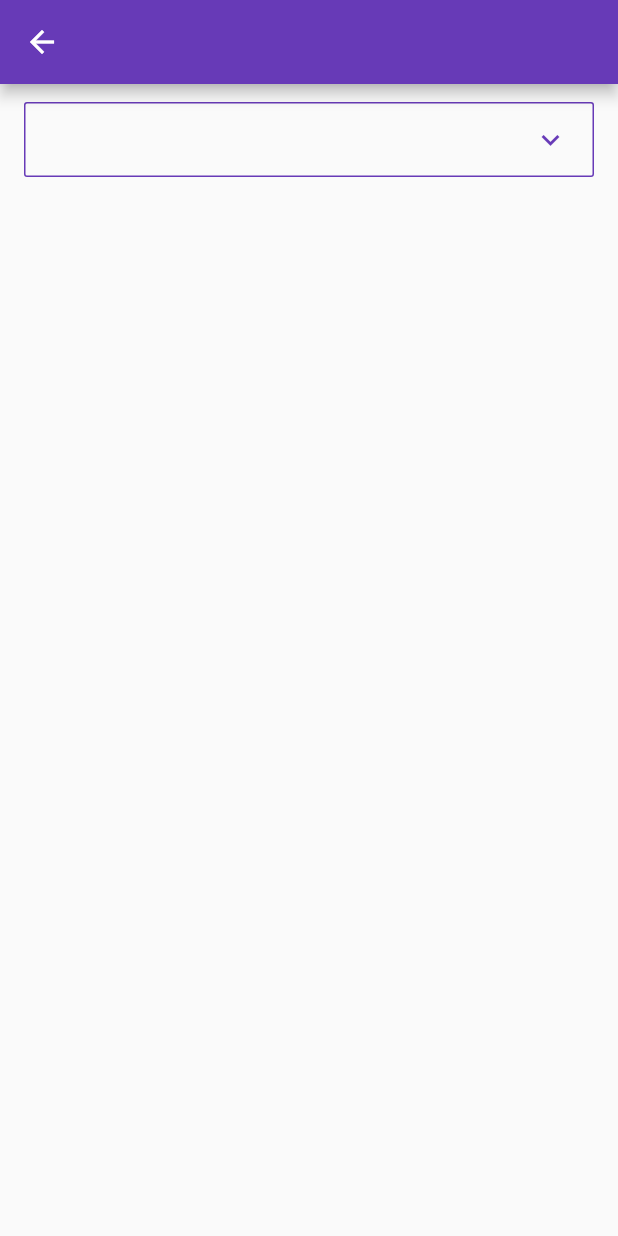
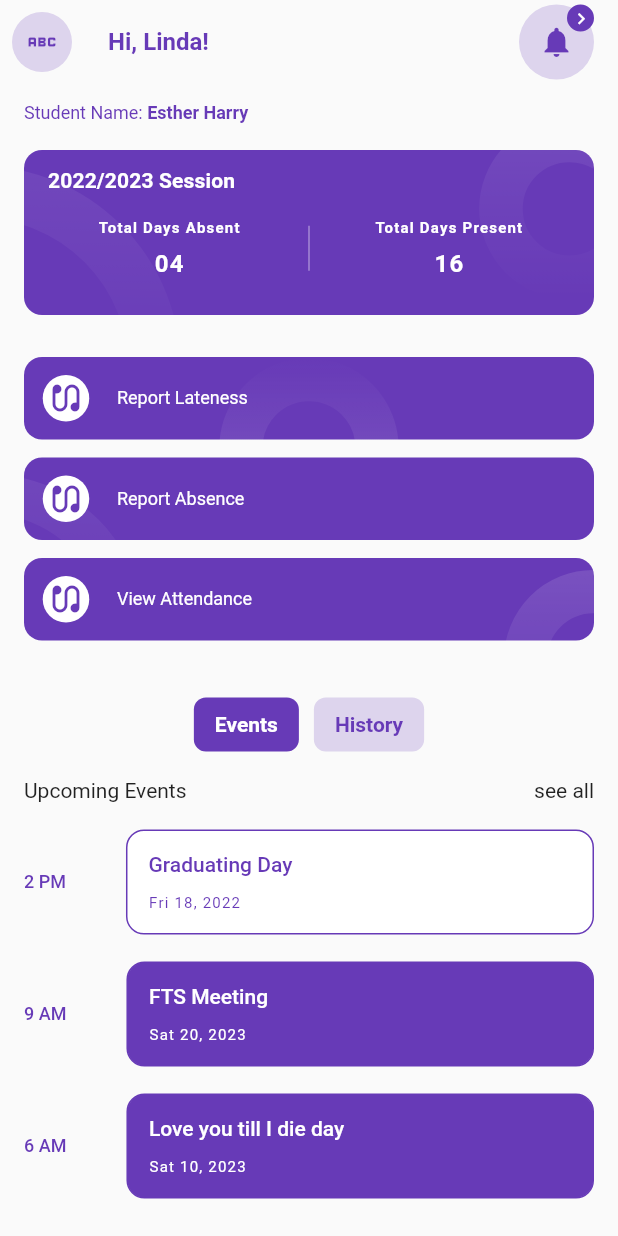
Before and after one commit to CoderNamedHendrick/ui_example, a Flutter app: the screen it shows after launch, after a tap on "Attendance", on a phone screen of 412 x 824 dp. Run offline on Flutter 3.47's test engine with Material 2 defaults, Android fonts, the phone set to English and light mode, and no system bars; our stand-ins replace flutter_svg.

Commit message:
added more screens

```diff
--- a/lib/constants.dart
+++ b/lib/constants.dart
@@ -4,7 +4,8 @@ enum DimConstants {
   mediumHorizontalGutter(14),
   largeHorizontalGutter(20),
   verticalMargin(12),
-  largeVerticalGutter(18);
+  largeVerticalGutter(18),
+  borderRadius(12);
 
   const DimConstants(this.dim);
 
--- /dev/null
+++ b/lib/views/attendance.dart
@@ -0,0 +1,279 @@
+import 'package:flutter/material.dart';
+import 'package:flutter_svg/flutter_svg.dart';
+import 'package:practice/assetx.dart';
+import 'package:practice/constants.dart';
+import 'package:practice/views/form_page.dart';
+import 'package:practice/widgets/notification_icon.dart';
+import 'package:practice/widgets/widgets.dart';
+
+class Attendance extends StatefulWidget {
+  const Attendance({Key? key}) : super(key: key);
+
+  @override
+  State<Attendance> createState() => _AttendanceState();
+}
+
+class _AttendanceState extends State<Attendance> {
+  int index = 0;
+
+  @override
+  Widget build(BuildContext context) {
+    return Scaffold(
+      appBar: AppBar(
+        backgroundColor: Theme.of(context).scaffoldBackgroundColor,
+        elevation: 0,
+        scrolledUnderElevation: 0,
+        leading: Align(
+          child: CircleAvatar(
+            backgroundColor:
+                Theme.of(context).colorScheme.primary.withOpacity(0.2),
+            child:
+                Icon(Icons.abc, color: Theme.of(context).colorScheme.primary),
+          ),
+        ),
+        title: Text(
+          'Hi, Linda!',
+          style: Theme.of(context).textTheme.titleMedium?.copyWith(
+                fontWeight: FontWeight.w700,
+                color: Theme.of(context).colorScheme.primary,
+              ),
+        ),
+        actions: [
+          const Align(child: NotificationIcon.inverse()),
+          SizedBox(width: DimConstants.horizontalMargin.dim),
+        ],
+      ),
+      body: Padding(
+        padding: EdgeInsets.symmetric(
+          horizontal: DimConstants.horizontalMargin.dim,
+          vertical: DimConstants.verticalMargin.dim,
+        ),
+        child: Column(
+          crossAxisAlignment: CrossAxisAlignment.stretch,
+          children: [
+            RichText(
+              text: TextSpan(
+                text: 'Student Name: ',
+                style: Theme.of(context)
+                    .textTheme
+                    .labelMedium
+                    ?.copyWith(color: Theme.of(context).colorScheme.primary),
+                children: [
+                  TextSpan(
+                    text: 'Esther Harry',
+                    style: Theme.of(context).textTheme.labelMedium?.copyWith(
+                          fontWeight: FontWeight.w600,
+                          color: Theme.of(context).colorScheme.primary,
+                        ),
+                  )
+                ],
+              ),
+            ),
+            SizedBox(height: DimConstants.largeVerticalGutter.dim),
+            Expanded(
+              child: SingleChildScrollView(
+                child: Padding(
+                  padding: EdgeInsets.only(
+                    bottom: MediaQuery.of(context).viewPadding.bottom,
+                  ),
+                  child: Column(
+                    children: [
+                      const _SessionCard(),
+                      SizedBox(
+                          height: DimConstants.largeVerticalGutter.dim + 10),
+                      TitleTile.variant1(
+                        title: 'Report Lateness',
+                        leading: CircleAvatar(
+                          backgroundColor: Colors.white,
+                          child: Icon(
+                            Icons.earbuds,
+                            color: Theme.of(context).colorScheme.primary,
+                          ),
+                        ),
+                        onPressed: () => Navigator.of(context).push(
+                          MaterialPageRoute(builder: (_) => const FormPage()),
+                        ),
+                      ),
+                      SizedBox(height: DimConstants.verticalMargin.dim),
+                      TitleTile.variant2(
+                        title: 'Report Absence',
+                        leading: CircleAvatar(
+                          backgroundColor: Colors.white,
+                          child: Icon(
+                            Icons.earbuds,
+                            color: Theme.of(context).colorScheme.primary,
+                          ),
+                        ),
+                      ),
+                      SizedBox(height: DimConstants.verticalMargin.dim),
+                      TitleTile.variant3(
+                        title: 'View Attendance',
+                        leading: CircleAvatar(
+                          backgroundColor: Colors.white,
+                          child: Icon(
+                            Icons.earbuds,
+                            color: Theme.of(context).colorScheme.primary,
+                          ),
+                        ),
+                      ),
+                      SizedBox(
+                          height: DimConstants.largeVerticalGutter.dim + 20),
+                      Row(
+                        mainAxisAlignment: MainAxisAlignment.center,
+                        children: [
+                          Option(
+                            label: 'Events',
+                            value: 0,
+                            groupValue: index,
+                            onChanged: (value) => setState(() => index = value),
+                          ),
+                          const SizedBox(width: 10),
+                          Option(
+                            label: 'History',
+                            value: 1,
+                            groupValue: index,
+                            onChanged: (value) => setState(() => index = value),
+                          ),
+                        ],
+                      ),
+                      SizedBox(height: DimConstants.largeVerticalGutter.dim),
+                      Row(
+                        mainAxisAlignment: MainAxisAlignment.spaceBetween,
+                        children: const [
+                          Text('Upcoming Events'),
+                          Text('see all'),
+                        ],
+                      ),
+                      SizedBox(height: DimConstants.largeVerticalGutter.dim),
+                      EventTile.outlined(
+                        eventTime: DateTime(2022, 3, 18, 14),
+                        eventTitle: 'Graduating Day',
+                      ),
+                      SizedBox(height: DimConstants.largeVerticalGutter.dim),
+                      EventTile(
+                        eventTime: DateTime(2023, 5, 20, 9, 8),
+                        eventTitle: 'FTS Meeting',
+                      ),
+                      SizedBox(height: DimConstants.largeVerticalGutter.dim),
+                      EventTile(
+                        eventTime: DateTime(2023, 6, 10, 6, 50),
+                        eventTitle: 'Love you till I die day',
+                      ),
+                      SizedBox(height: DimConstants.largeVerticalGutter.dim),
+                      EventTile.outlined(
+                        eventTime: DateTime(2025, 1, 10, 6),
+                        eventTitle: 'Another Anniversary sweetheart',
+                      ),
+                    ],
+                  ),
+                ),
+              ),
+            ),
+          ],
+        ),
+      ),
+    );
+  }
+}
+
+class _SessionCard extends StatelessWidget {
+  const _SessionCard({Key? key}) : super(key: key);
+
+  @override
+  Widget build(BuildContext context) {
+    return Container(
+      decoration: ShapeDecoration(
+        color: Theme.of(context).colorScheme.primary,
+        shape: RoundedRectangleBorder(
+          borderRadius:
+              BorderRadius.all(Radius.circular(DimConstants.borderRadius.dim)),
+        ),
+      ),
+      height: 110,
+      child: Stack(
+        children: [
+          Align(
+            alignment: Alignment.bottomLeft,
+            child: SvgPicture.asset('session_ellipse_1'.svg, height: 100),
+          ),
+          Align(
+            alignment: Alignment.topRight,
+            child: SvgPicture.asset(
+              'session_ellipse_2'.svg,
+              height: 100,
+            ),
+          ),
+          Positioned.fill(
+            child: Padding(
+              padding: const EdgeInsets.symmetric(horizontal: 16, vertical: 12),
+              child: Column(
+                mainAxisSize: MainAxisSize.min,
+                crossAxisAlignment: CrossAxisAlignment.stretch,
+                children: [
+                  Text(
+                    '2022/2023 Session',
+                    style: Theme.of(context).textTheme.titleSmall?.copyWith(
+                          fontWeight: FontWeight.w600,
+                          color: Colors.white,
+                        ),
+                  ),
+                  SizedBox(height: DimConstants.largeVerticalGutter.dim),
+                  Row(
+                    children: [
+                      const Expanded(
+                          child: _Info(title: 'Total Days Absent', info: '04')),
+                      Align(
+                        alignment: Alignment.bottomCenter,
+                        child: Container(
+                          height: 30,
+                          width: 1,
+                          margin: const EdgeInsets.symmetric(horizontal: 12),
+                          color: Colors.white.withOpacity(0.4),
+                        ),
+                      ),
+                      const Expanded(
+                          child:
+                              _Info(title: 'Total Days Present', info: '16')),
+                    ],
+                  ),
+                ],
+              ),
+            ),
+          ),
+        ],
+      ),
+    );
+  }
+}
+
+class _Info extends StatelessWidget {
+  const _Info({Key? key, required this.title, required this.info})
+      : super(key: key);
+  final String title;
+  final String info;
+
+  @override
+  Widget build(BuildContext context) {
+    return Column(
+      children: [
+        Text(
+          title,
+          style: Theme.of(context).textTheme.labelSmall?.copyWith(
+                fontWeight: FontWeight.w600,
+                color: Colors.white,
+                letterSpacing: 0.8,
+              ),
+        ),
+        const SizedBox(height: 8),
+        Text(
+          info,
+          style: Theme.of(context).textTheme.titleMedium?.copyWith(
+                fontWeight: FontWeight.w700,
+                color: Colors.white,
+                letterSpacing: 0.8,
+              ),
+        ),
+      ],
+    );
+  }
+}
--- a/lib/views/home.dart
+++ b/lib/views/home.dart
@@ -3,7 +3,9 @@ import 'package:flutter/services.dart';
 import 'package:flutter_svg/flutter_svg.dart';
 import 'package:practice/assetx.dart';
 import 'package:practice/constants.dart';
+import 'package:practice/views/attendance.dart';
 import 'package:practice/views/form_page.dart';
+import 'package:practice/widgets/notification_icon.dart';
 
 import '../widgets/widgets.dart';
 
@@ -40,7 +42,7 @@ class Home extends StatelessWidget {
                         leading: const Icon(Icons.checklist_sharp),
                         onTap: () {
                           Navigator.of(context).push(MaterialPageRoute(
-                              builder: (_) => const FormPage()));
+                              builder: (_) => const Attendance()));
                         },
                       ),
                       SizedBox(
@@ -122,50 +124,7 @@ class _PageHeader extends StatelessWidget {
               ),
             ],
           ),
-          SizedBox(
-            height: 50,
-            width: 50,
-            child: Stack(
-              fit: StackFit.expand,
-              children: [
-                Positioned.fill(
-                  child: Container(
-                    decoration: const ShapeDecoration(
-                      shape: CircleBorder(),
-                      color: Colors.white,
-                    ),
-                    alignment: Alignment.center,
-                    child: Icon(
-                      Icons.notifications,
-                      color: Theme.of(context).colorScheme.primary,
-                    ),
-                  ),
-                ),
-                Positioned(
-                  right: 0,
-                  top: 0,
-                  child: Container(
-                    height: 18,
-                    width: 18,
-                    decoration: ShapeDecoration(
-                      color: Colors.white,
-                      shape: CircleBorder(
-                        side: BorderSide(
-                            width: 2,
-                            color: Theme.of(context).colorScheme.primary),
-                      ),
-                    ),
-                    alignment: Alignment.center,
-                    child: Icon(
-                      Icons.keyboard_arrow_right_outlined,
-                      size: 15,
-                      color: Theme.of(context).colorScheme.primary,
-                    ),
-                  ),
-                )
-              ],
-            ),
-          ),
+          const NotificationIcon(),
         ],
       ),
     );
--- a/lib/widgets/dropdown.dart
+++ b/lib/widgets/dropdown.dart
@@ -196,14 +196,12 @@ class _CustomDropdownState extends State<CustomDropdown>
                                 topOffset -
                                 15,
                           ),
-                          child: ListView.separated(
+                          child: ListView.builder(
                             padding: const EdgeInsets.symmetric(
                                 vertical: 12, horizontal: 12),
                             shrinkWrap: true,
                             physics: const BouncingScrollPhysics(),
                             itemCount: widget.items.length,
-                            separatorBuilder: (_, __) =>
-                                const SizedBox(height: 10),
                             itemBuilder: (context, index) => InkWell(
                               onTap: () {
                                 dropdownValueNotifier.value =
@@ -211,6 +209,9 @@ class _CustomDropdownState extends State<CustomDropdown>
                                 widget.onChanged?.call(widget.items[index]);
                                 _toggleDropdown();
                               },
+                              child: Padding(
+                                padding:
+                                    const EdgeInsets.symmetric(vertical: 10),
                                 child: Row(
                                   children: [
                                     const _SelectorCircle(),
@@ -227,6 +228,7 @@ class _CustomDropdownState extends State<CustomDropdown>
                                       ),
                                     ),
                                   ],
+                                ),
                               ),
                             ),
                           ),
--- /dev/null
+++ b/lib/widgets/event_tile.dart
@@ -0,0 +1,81 @@
+import 'package:flutter/material.dart';
+import 'package:intl/intl.dart';
+import 'package:practice/constants.dart';
+
+class EventTile extends StatelessWidget {
+  const EventTile(
+      {Key? key,
+      required this.eventTime,
+      required this.eventTitle,
+      this.isOutline = false})
+      : super(key: key);
+  final DateTime eventTime;
+  final String eventTitle;
+  final bool isOutline;
+
+  const EventTile.outlined(
+      {Key? key, required String eventTitle, required DateTime eventTime})
+      : this(
+            key: key,
+            eventTime: eventTime,
+            eventTitle: eventTitle,
+            isOutline: true);
+
+  @override
+  Widget build(BuildContext context) {
+    return Row(
+      crossAxisAlignment: CrossAxisAlignment.center,
+      children: [
+        Text(
+          _timeOfDay.format(eventTime),
+          style: Theme.of(context).textTheme.labelMedium?.copyWith(
+                color: Theme.of(context).colorScheme.primary,
+                fontWeight: FontWeight.w500,
+              ),
+        ),
+        const SizedBox(width: 40),
+        Expanded(
+          child: Container(
+            padding: const EdgeInsets.all(14),
+            decoration: BoxDecoration(
+              color: isOutline
+                  ? Colors.white
+                  : Theme.of(context).colorScheme.primary,
+              borderRadius: BorderRadius.all(
+                  Radius.circular(DimConstants.borderRadius.dim)),
+              border: Border.all(color: Theme.of(context).colorScheme.primary),
+            ),
+            child: Column(
+              mainAxisSize: MainAxisSize.min,
+              crossAxisAlignment: CrossAxisAlignment.stretch,
+              children: [
+                Text(
+                  eventTitle,
+                  style: Theme.of(context).textTheme.labelLarge?.copyWith(
+                        color: isOutline
+                            ? Theme.of(context).colorScheme.primary
+                            : Colors.white,
+                      ),
+                ),
+                SizedBox(height: DimConstants.verticalMargin.dim),
+                Text(
+                  _dayMonthYear.format(eventTime),
+                  style: Theme.of(context).textTheme.labelSmall?.copyWith(
+                        color: isOutline
+                            ? Theme.of(context).colorScheme.primary
+                            : Colors.white,
+                        letterSpacing: 0.8,
+                      ),
+                )
+              ],
+            ),
+          ),
+        ),
+      ],
+    );
+  }
+
+  DateFormat get _timeOfDay => DateFormat('h a');
+
+  DateFormat get _dayMonthYear => DateFormat('EEE d, yyyy');
+}
--- /dev/null
+++ b/lib/widgets/notification_icon.dart
@@ -0,0 +1,61 @@
+import 'package:flutter/material.dart';
+
+class NotificationIcon extends StatelessWidget {
+  const NotificationIcon({Key? key, this.inverse = false}) : super(key: key);
+  final bool inverse;
+
+  const NotificationIcon.inverse({Key? key}) : this(key: key, inverse: true);
+
+  @override
+  Widget build(BuildContext context) {
+    return SizedBox(
+      height: 50,
+      width: 50,
+      child: Stack(
+        fit: StackFit.expand,
+        children: [
+          Positioned.fill(
+            child: Container(
+              decoration: ShapeDecoration(
+                shape: const CircleBorder(),
+                color: inverse
+                    ? Theme.of(context).colorScheme.primary.withOpacity(0.2)
+                    : Colors.white,
+              ),
+              alignment: Alignment.center,
+              child: Icon(
+                Icons.notifications,
+                color: Theme.of(context).colorScheme.primary,
+              ),
+            ),
+          ),
+          Positioned(
+            right: 0,
+            top: 0,
+            child: Container(
+              height: 18,
+              width: 18,
+              decoration: ShapeDecoration(
+                color: inverse
+                    ? Theme.of(context).colorScheme.primary
+                    : Colors.white,
+                shape: CircleBorder(
+                  side: BorderSide(
+                      width: 2, color: Theme.of(context).colorScheme.primary),
+                ),
+              ),
+              alignment: Alignment.center,
+              child: Icon(
+                Icons.keyboard_arrow_right_outlined,
+                size: 15,
+                color: inverse
+                    ? Colors.white
+                    : Theme.of(context).colorScheme.primary,
+              ),
+            ),
+          )
+        ],
+      ),
+    );
+  }
+}
--- /dev/null
+++ b/lib/widgets/option.dart
@@ -0,0 +1,47 @@
+import 'package:flutter/material.dart';
+
+class Option<T> extends StatelessWidget {
+  const Option(
+      {Key? key,
+      required this.label,
+      required this.value,
+      this.groupValue,
+      this.onChanged})
+      : super(key: key);
+  final String label;
+  final T value;
+  final T? groupValue;
+  final ValueChanged<T>? onChanged;
+
+  bool get _isSelected => value == groupValue;
+
+  @override
+  Widget build(BuildContext context) {
+    return InkWell(
+      onTap: () {
+        onChanged?.call(value);
+      },
+      child: AnimatedContainer(
+        duration: const Duration(milliseconds: 700),
+        padding: const EdgeInsets.symmetric(horizontal: 14, vertical: 10),
+        decoration: BoxDecoration(
+          color: Theme.of(context)
+              .colorScheme
+              .primary
+              .withOpacity(_isSelected ? 1 : 0.2),
+          borderRadius: const BorderRadius.all(Radius.circular(8)),
+        ),
+        child: AnimatedDefaultTextStyle(
+          duration: const Duration(milliseconds: 350),
+          style: Theme.of(context).textTheme.labelLarge!.copyWith(
+                fontWeight: FontWeight.w600,
+                color: _isSelected
+                    ? Colors.white
+                    : Theme.of(context).colorScheme.primary,
+              ),
+          child: Text(label),
+        ),
+      ),
+    );
+  }
+}
--- /dev/null
+++ b/lib/widgets/title_tile.dart
@@ -0,0 +1,150 @@
+import 'package:flutter/material.dart';
+import 'package:flutter_svg/flutter_svg.dart';
+import 'package:practice/assetx.dart';
+import 'package:practice/constants.dart';
+
+class TitleTile extends StatelessWidget {
+  const TitleTile({
+    Key? key,
+    this.leading,
+    required this.title,
+    required this.background,
+    this.onPressed,
+  }) : super(key: key);
+  final Widget? leading;
+  final String title;
+  final Widget background;
+  final VoidCallback? onPressed;
+
+  const TitleTile.variant1(
+      {Key? key,
+      required String title,
+      Widget? leading,
+      VoidCallback? onPressed})
+      : this(
+            key: key,
+            background: const _BackgroundVariant1(),
+            title: title,
+            leading: leading,
+            onPressed: onPressed);
+
+  const TitleTile.variant2(
+      {Key? key,
+      required String title,
+      Widget? leading,
+      VoidCallback? onPressed})
+      : this(
+            key: key,
+            background: const _BackgroundVariant2(),
+            title: title,
+            leading: leading,
+            onPressed: onPressed);
+
+  const TitleTile.variant3(
+      {Key? key,
+      required String title,
+      Widget? leading,
+      VoidCallback? onPressed})
+      : this(
+            key: key,
+            background: const _BackgroundVariant3(),
+            title: title,
+            leading: leading,
+            onPressed: onPressed);
+
+  @override
+  Widget build(BuildContext context) {
+    return InkWell(
+      onTap: onPressed,
+      child: Container(
+        decoration: BoxDecoration(
+          color: Theme.of(context).colorScheme.primary,
+          borderRadius:
+              BorderRadius.all(Radius.circular(DimConstants.borderRadius.dim)),
+        ),
+        height: 55,
+        child: Stack(
+          children: [
+            background,
+            Positioned.fill(
+              child: Padding(
+                padding:
+                    const EdgeInsets.symmetric(horizontal: 8, vertical: 12),
+                child: Row(
+                  mainAxisSize: MainAxisSize.max,
+                  crossAxisAlignment: CrossAxisAlignment.center,
+                  children: [
+                    if (leading != null) ...[
+                      Align(child: leading!),
+                      SizedBox(width: DimConstants.mediumHorizontalGutter.dim),
+                    ],
+                    Expanded(
+                      child: Text(
+                        title,
+                        style:
+                            Theme.of(context).textTheme.labelMedium?.copyWith(
+                                  color: Colors.white,
+                                ),
+                      ),
+                    )
+                  ],
+                ),
+              ),
+            ),
+          ],
+        ),
+      ),
+    );
+  }
+}
+
+class _BackgroundVariant1 extends StatelessWidget {
+  const _BackgroundVariant1({Key? key}) : super(key: key);
+
+  @override
+  Widget build(BuildContext context) {
+    return Align(
+      alignment: Alignment.bottomCenter,
+      child: SvgPicture.asset(
+        'circle'.svg,
+        width: 120,
+        alignment: Alignment.topCenter,
+        fit: BoxFit.fitWidth,
+      ),
+    );
+  }
+}
+
+class _BackgroundVariant2 extends StatelessWidget {
+  const _BackgroundVariant2({Key? key}) : super(key: key);
+
+  @override
+  Widget build(BuildContext context) {
+    return Align(
+      alignment: Alignment.topLeft,
+      child: SvgPicture.asset(
+        'session_ellipse_1'.svg,
+        width: 80,
+        alignment: const Alignment(-1, -2),
+        fit: BoxFit.fitWidth,
+      ),
+    );
+  }
+}
+
+class _BackgroundVariant3 extends StatelessWidget {
+  const _BackgroundVariant3({Key? key}) : super(key: key);
+
+  @override
+  Widget build(BuildContext context) {
+    return Align(
+      alignment: Alignment.topRight,
+      child: SvgPicture.asset(
+        'home_ellipse_2'.svg,
+        width: 60,
+        alignment: const Alignment(0, -1.25),
+        fit: BoxFit.fitWidth,
+      ),
+    );
+  }
+}
--- a/lib/widgets/widgets.dart
+++ b/lib/widgets/widgets.dart
@@ -1,2 +1,7 @@
 export 'menu_tile_button.dart';
 export 'school_year_card.dart';
+export 'notification_icon.dart';
+export 'dropdown.dart';
+export 'title_tile.dart';
+export 'event_tile.dart';
+export 'option.dart';
--- a/pubspec.yaml
+++ b/pubspec.yaml
@@ -36,6 +36,7 @@ dependencies:
   # Use with the CupertinoIcons class for iOS style icons.
   cupertino_icons: ^1.0.2
   flutter_svg: ^2.0.5
+  intl: ^0.18.1
 
 dev_dependencies:
   flutter_test:
```
Also changed, not shown: assets/svgs/circle.svg (added), assets/svgs/session_ellipse_1.svg (added), assets/svgs/session_ellipse_2.svg (added), pubspec.lock. Lines whose indentation alone changed are shown as unchanged.
